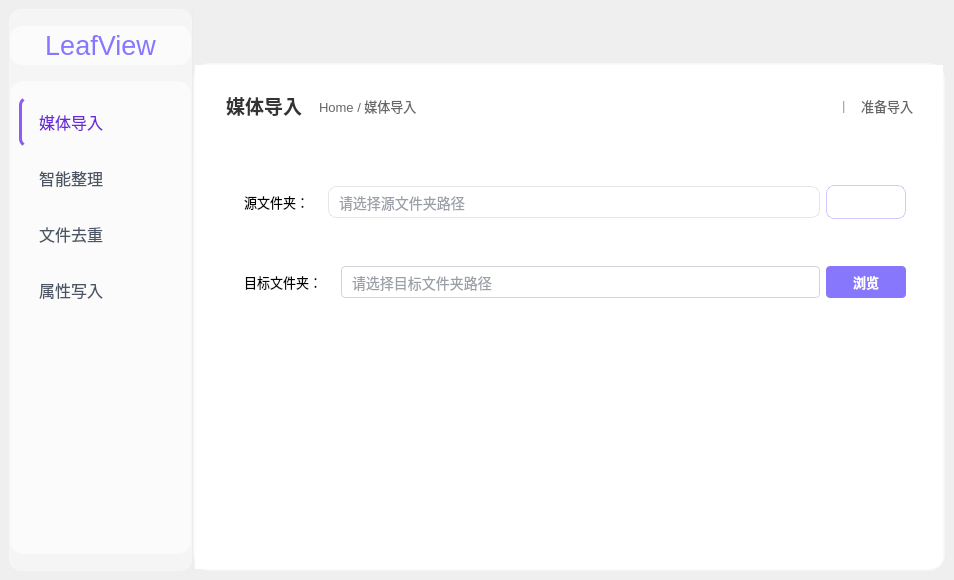
Old version of the form Ui_MainWindow.ui in the repository YangShengzhou03/LeafSort.
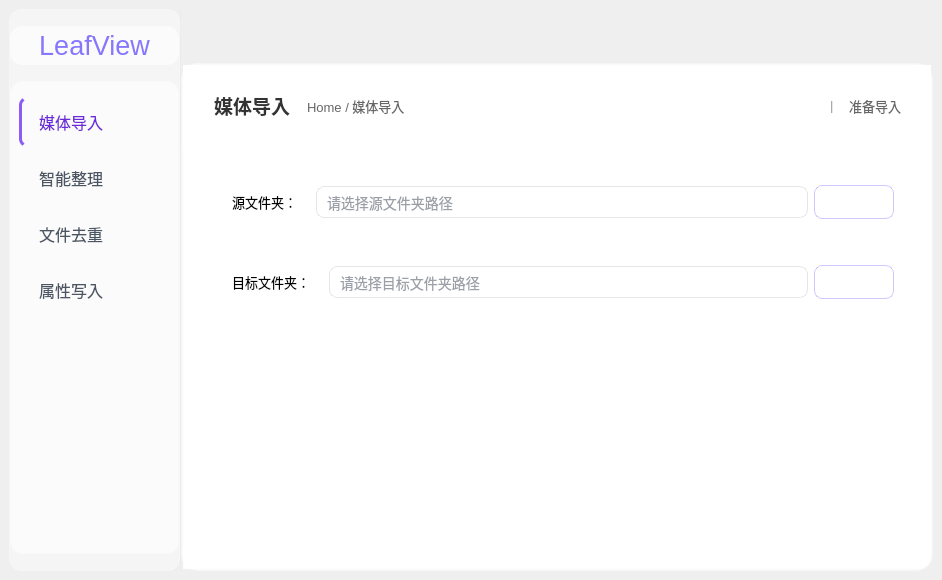
New version of the form. Icons and pictures are not drawn.

Commit message: style(UI): 调整主窗口和侧边栏

```diff
--- a/Ui_MainWindow.ui
+++ b/Ui_MainWindow.ui
@@ -6,7 +6,7 @@
    <rect>
     <x>0</x>
     <y>0</y>
-    <width>954</width>
+    <width>942</width>
     <height>580</height>
    </rect>
   </property>
@@ -205,7 +205,7 @@
               <rect>
                <x>0</x>
                <y>0</y>
-               <width>170</width>
+               <width>158</width>
                <height>467</height>
               </rect>
              </property>
@@ -1299,14 +1299,17 @@
                           </font>
                          </property>
                          <property name="styleSheet">
-                          <string notr="true">border: 1px solid #d1d5db;
-border-radius: 4px;
+                          <string notr="true">border: 1px solid rgba(221, 225, 229, 0.8);
+border-radius: 8px;
 padding: 6px 8px;
-background: white;
+background-color: rgba(255, 255, 255, 85);
 color: #374151;
 font-size: 14px;
 selection-background-color: rgba(134, 119, 253, 0.3);
-selection-color: #1f2937;</string>
+selection-color: #1f2937;
+transition: all 0.2s cubic-bezier(0.4, 0, 0.2, 1);
+backdrop-filter: blur(8px);
+box-shadow: 0 1px 3px rgba(0, 0, 0, 0.04);</string>
                          </property>
                          <property name="placeholderText">
                           <string>请选择目标文件夹路径</string>
@@ -1330,13 +1333,17 @@
                          </property>
                          <property name="styleSheet">
                           <string notr="true">QPushButton {
-    background-color: rgba(134, 119, 253, 255);
+    background-color: qlineargradient(x1:0, y1:0, x2:1, y2:0,
+        stop:0 rgba(144, 129, 255, 255),
+        stop:1 rgba(134, 119, 253, 255)
+    );
     color: white;
-    border: none;
-    border-radius: 4px;
+    border: 1px solid rgba(164, 149, 255, 0.5);
+    border-radius: 8px;
     padding: 6px 12px;
     font-weight: 500;
-    transition: background-color 0.2s;
+    transition: all 0.2s cubic-bezier(0.4, 0, 0.2, 1);
+    box-shadow: 0 2px 6px rgba(134, 119, 253, 0.3), 0 1px 3px rgba(0, 0, 0, 0.1);
 }
 
 QPushButton:hover {
```
Left out of the diff: 14 changed lines with no effect on the pictures. The commit also changes 1 other file.
